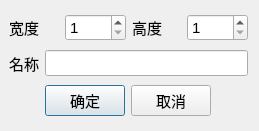
Qt form BmpManager/dialognewimgfile.ui (luckyPtr/BitmapStudio) before a commit.
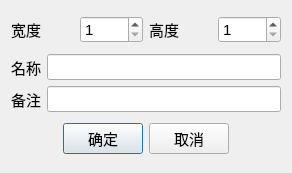
The same form after that commit. Custom widgets are drawn as their Qt base class.

Diff of the .ui file:
```diff
--- a/BmpManager/dialognewimgfile.ui
+++ b/BmpManager/dialognewimgfile.ui
@@ -6,22 +6,15 @@
    <rect>
     <x>0</x>
     <y>0</y>
-    <width>259</width>
-    <height>131</height>
+    <width>292</width>
+    <height>173</height>
    </rect>
   </property>
   <property name="windowTitle">
    <string>新建图片</string>
   </property>
-  <layout class="QVBoxLayout" name="verticalLayout">
-   <property name="leftMargin">
-    <number>9</number>
-   </property>
-   <item>
-    <layout class="QHBoxLayout" name="horizontalLayout_5">
-     <item>
-      <layout class="QHBoxLayout" name="horizontalLayout_2">
-       <item>
+  <layout class="QGridLayout" name="gridLayout_2">
+   <item row="0" column="0">
         <widget class="QLabel" name="label">
          <property name="font">
           <font>
@@ -34,7 +27,7 @@
          </property>
         </widget>
        </item>
-       <item>
+   <item row="0" column="1">
         <widget class="QUnitSpinBox" name="spinBoxWidth">
          <property name="font">
           <font>
@@ -50,11 +43,7 @@
          </property>
         </widget>
        </item>
-      </layout>
-     </item>
-     <item>
-      <layout class="QHBoxLayout" name="horizontalLayout_3">
-       <item>
+   <item row="0" column="2">
         <widget class="QLabel" name="label_2">
          <property name="font">
           <font>
@@ -70,7 +59,7 @@
          </property>
         </widget>
        </item>
-       <item>
+   <item row="0" column="3">
         <widget class="QUnitSpinBox" name="spinBoxHeight">
          <property name="font">
           <font>
@@ -92,13 +81,9 @@
          </property>
         </widget>
        </item>
-      </layout>
-     </item>
-    </layout>
-   </item>
-   <item>
-    <layout class="QHBoxLayout" name="horizontalLayout_4">
-     <item>
+   <item row="1" column="0" colspan="4">
+    <layout class="QGridLayout" name="gridLayout">
+     <item row="1" column="0">
       <widget class="QLabel" name="label_3">
        <property name="font">
         <font>
@@ -111,7 +96,7 @@
        </property>
       </widget>
      </item>
-     <item>
+     <item row="1" column="1">
       <widget class="QLineEdit" name="lineEditImgFileName">
        <property name="font">
         <font>
@@ -130,9 +115,32 @@
        </property>
       </widget>
      </item>
+     <item row="2" column="0">
+      <widget class="QLabel" name="label_4">
+       <property name="font">
+        <font>
+         <family>Arial</family>
+         <pointsize>11</pointsize>
+        </font>
+       </property>
+       <property name="text">
+        <string>备注</string>
+       </property>
+      </widget>
+     </item>
+     <item row="2" column="1">
+      <widget class="QLineEdit" name="lineEdit">
+       <property name="font">
+        <font>
+         <family>Arial</family>
+         <pointsize>11</pointsize>
+        </font>
+       </property>
+      </widget>
+     </item>
     </layout>
    </item>
-   <item>
+   <item row="2" column="0" colspan="4">
     <layout class="QHBoxLayout" name="horizontalLayout">
      <item>
       <spacer name="horizontalSpacer">
```
Lines whose indentation alone changed are shown as unchanged.
